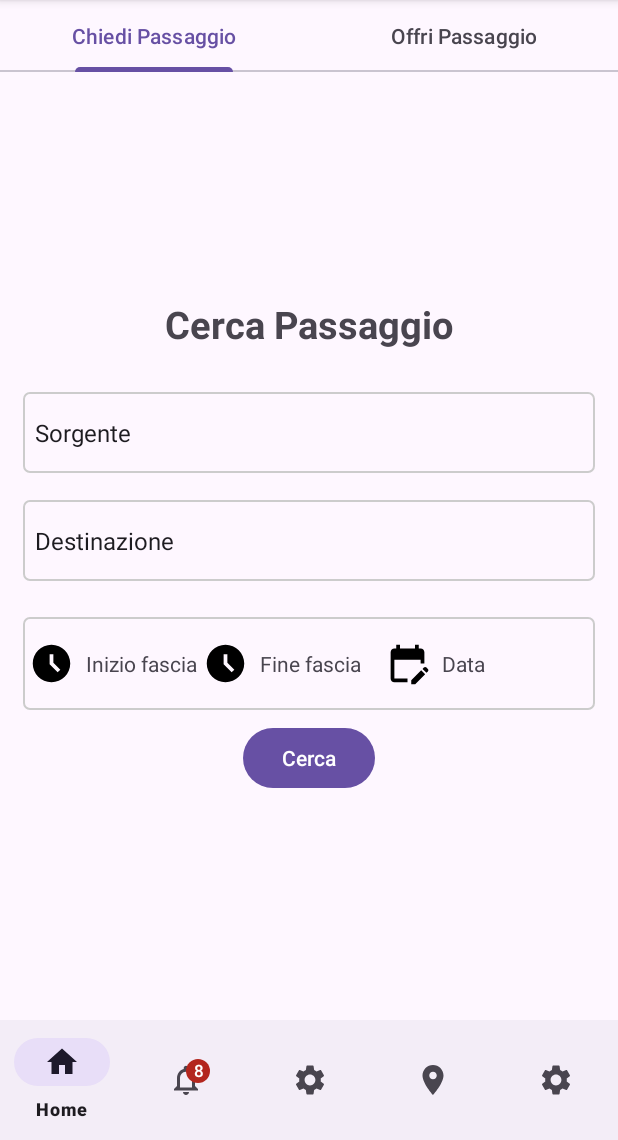
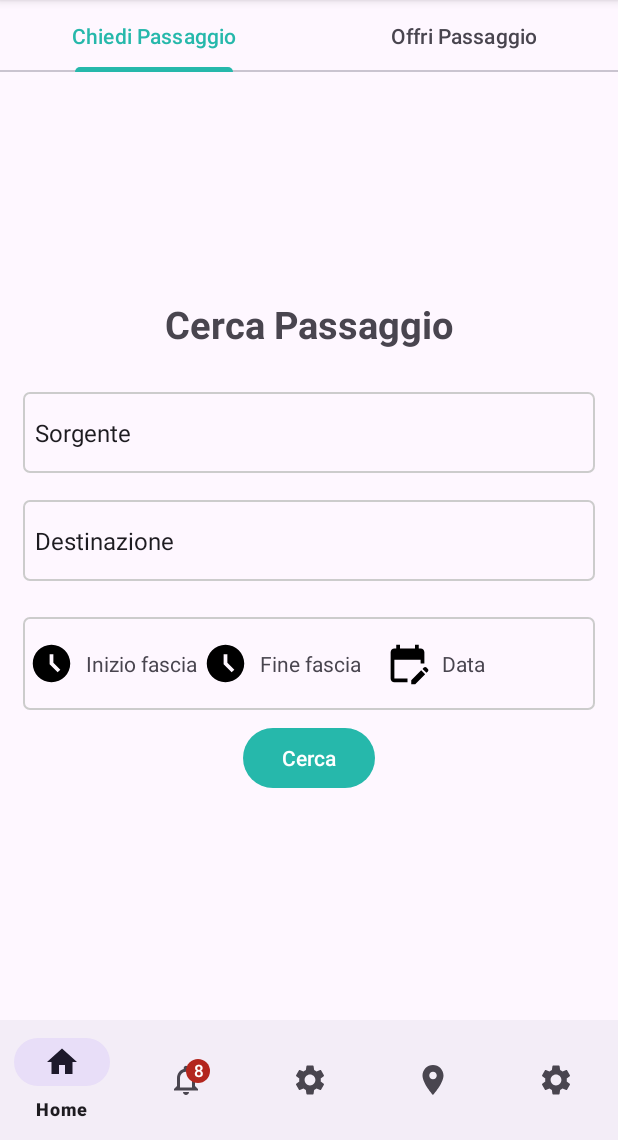
Before and after one commit to GiovanniTorrisi28/AppCarSharing, an Android app: the screen it shows after launch once a user with an empty profile is signed in (MainActivity), on a phone screen of 412 x 824 dp, the part 96-1236 px from its top. Run offline under Robolectric (Android 15) with nearby library versions, the phone set to English and light mode, and no system bars; our stand-ins replace Firebase (no records; nobody signed in at launch, a user with empty details on screens opened directly); libraries missing offline, so code that uses them is left out: org.osmdroid.config, org.osmdroid.util, org.osmdroid.views; 1 statement that could not run was skipped.

Commit message:
fatte piccole modifiche al tema

```diff
--- a/app/src/main/AndroidManifest.xml
+++ b/app/src/main/AndroidManifest.xml
@@ -11,7 +11,7 @@
         android:icon="@mipmap/ic_launcher"
         android:label="@string/app_name"
         android:supportsRtl="true"
-        android:theme="@style/Theme.Material3.Light"
+        android:theme="@style/Theme.AppCarSharing"
         tools:targetApi="31">
         <activity
             android:name=".Registration"
--- a/app/src/main/res/layout/fragment_ask_ride.xml
+++ b/app/src/main/res/layout/fragment_ask_ride.xml
@@ -10,18 +10,18 @@
         xmlns:tools="http://schemas.android.com/tools"
         android:layout_width="match_parent"
         android:layout_height="match_parent"
+        android:gravity="center"
         android:orientation="vertical"
-        android:gravity="center"
         android:padding="15dp">
 
         <TextView
+            android:layout_width="match_parent"
+            android:layout_height="wrap_content"
+            android:layout_marginBottom="28dp"
+            android:gravity="center"
             android:text="Cerca Passaggio"
             android:textSize="25sp"
-            android:textStyle="bold"
-            android:gravity="center"
-            android:layout_marginBottom="28dp"
-            android:layout_width="match_parent"
-            android:layout_height="wrap_content" />
+            android:textStyle="bold" />
 
 
         <Spinner
@@ -29,9 +29,9 @@
             android:layout_width="match_parent"
             android:layout_height="wrap_content"
             android:layout_marginBottom="18dp"
+            android:background="@drawable/border_spinner"
             android:paddingTop="16dp"
-            android:paddingBottom="16dp"
-            android:background="@drawable/border_spinner" />
+            android:paddingBottom="16dp" />
 
 
         <Spinner
@@ -39,77 +39,75 @@
             android:layout_width="match_parent"
             android:layout_height="wrap_content"
             android:layout_marginBottom="8dp"
+            android:background="@drawable/border_spinner"
             android:paddingTop="16dp"
-            android:paddingBottom="16dp"
-            android:background="@drawable/border_spinner" />
+            android:paddingBottom="16dp" />
 
         <LinearLayout
             android:layout_width="match_parent"
             android:layout_height="wrap_content"
-            android:orientation="horizontal"
-            android:gravity="center_vertical"
             android:layout_marginTop="16dp"
             android:layout_marginBottom="8dp"
+            android:background="@drawable/border_spinner"
+            android:gravity="center_vertical"
+            android:orientation="horizontal"
             android:paddingTop="16dp"
-            android:paddingBottom="16dp"
-            android:background="@drawable/border_spinner">
+            android:paddingBottom="16dp">
 
 
             <ImageView
                 android:id="@+id/time_icon_start"
                 android:layout_width="30dp"
                 android:layout_height="30dp"
-                android:src="@drawable/baseline_access_time_filled_24"
                 android:layout_marginStart="4dp"
-                android:clickable="true" />
+                android:clickable="true"
+                android:src="@drawable/baseline_access_time_filled_24" />
 
 
             <TextView
                 android:layout_width="wrap_content"
                 android:layout_height="wrap_content"
-                android:text="Inizio fascia"
-                android:layout_marginStart="8dp" />
+                android:layout_marginStart="8dp"
+                android:text="Inizio fascia" />
 
             <ImageView
                 android:id="@+id/time_icon_end"
                 android:layout_width="30dp"
                 android:layout_height="30dp"
-                android:src="@drawable/baseline_access_time_filled_24"
                 android:layout_marginStart="4dp"
-                android:clickable="true" />
+                android:clickable="true"
+                android:src="@drawable/baseline_access_time_filled_24" />
 
 
             <TextView
                 android:layout_width="wrap_content"
                 android:layout_height="wrap_content"
-                android:text="Fine fascia"
-                android:layout_marginStart="8dp" />
+                android:layout_marginStart="8dp"
+                android:text="Fine fascia" />
 
 
             <ImageView
                 android:id="@+id/calendar_icon"
                 android:layout_width="30dp"
                 android:layout_height="30dp"
-                android:src="@drawable/ic_baseline_edit_calendar_24"
+                android:layout_marginStart="16dp"
                 android:clickable="true"
-                android:layout_marginStart="16dp" />
+                android:src="@drawable/ic_baseline_edit_calendar_24" />
 
 
             <TextView
                 android:layout_width="wrap_content"
                 android:layout_height="wrap_content"
-                android:text="Data"
-                android:layout_marginStart="8dp" />
-
+                android:layout_marginStart="8dp"
+                android:text="Data" />
 
         </LinearLayout>
 
-
         <Button
             android:id="@+id/submitButton"
-            android:text="Cerca"
             android:layout_width="wrap_content"
-            android:layout_height="wrap_content" />
+            android:layout_height="wrap_content"
+            android:text="Cerca" />
 
     </LinearLayout>
 
--- a/app/src/main/res/values/colors.xml
+++ b/app/src/main/res/values/colors.xml
@@ -2,4 +2,7 @@
 <resources>
     <color name="black">#FF000000</color>
     <color name="white">#FFFFFFFF</color>
+    <color name = "lightblue">#05CBFD</color>
+    <color name = "purple">#673AB7</color>
+    <color name = "lightgreen">#26B8AB</color>
 </resources>
--- a/app/src/main/res/values/styles.xml
+++ b/app/src/main/res/values/styles.xml
@@ -1,7 +1,7 @@
 <?xml version="1.0" encoding="utf-8"?>
 <resources>
     <style name="DialogTheme" parent="Theme.AppCompat.Light.Dialog">
-        <item name="colorAccent">#05CBFD</item>
+        <item name="colorAccent">@color/lightgreen</item>
         <item name="android:windowBackground">@drawable/rounded_border</item>
     </style>
 </resources>
--- a/app/src/main/res/values/themes.xml
+++ b/app/src/main/res/values/themes.xml
@@ -5,5 +5,12 @@
         <!-- <item name="colorPrimary">@color/my_light_primary</item> -->
     </style>
 
-    <style name="Theme.AppCarSharing" parent="Base.Theme.AppCarSharing" />
+    <style name="Theme.AppCarSharing" parent="Theme.Material3.Light">
+          <!-- Personalizza qui il tuo tema-->
+        <item name="colorPrimary">#FF26B8AB</item>
+        <item name="colorPrimaryDark">#FF26B8AB</item>
+
+    </style>
+
+
 </resources>
```
